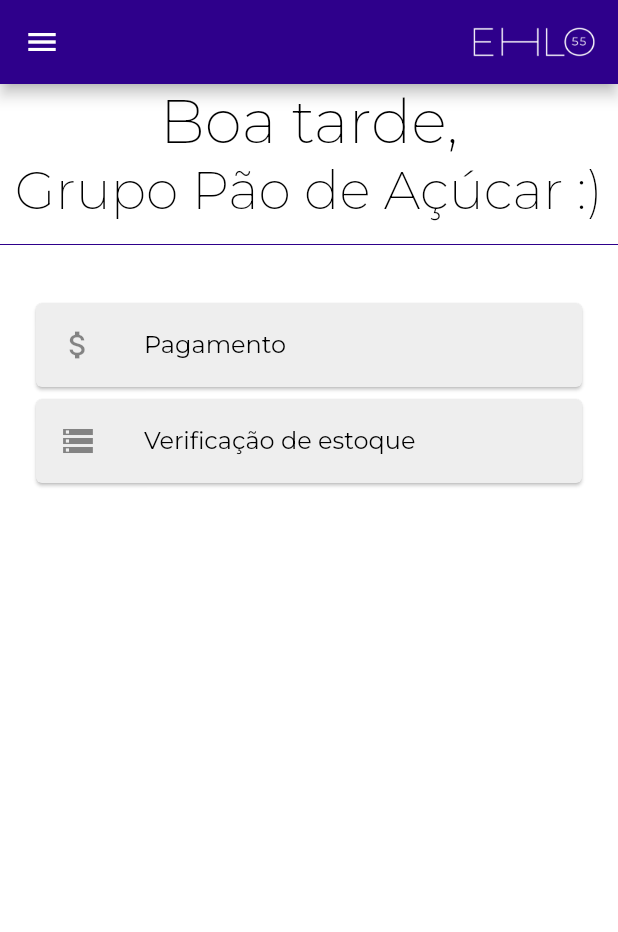
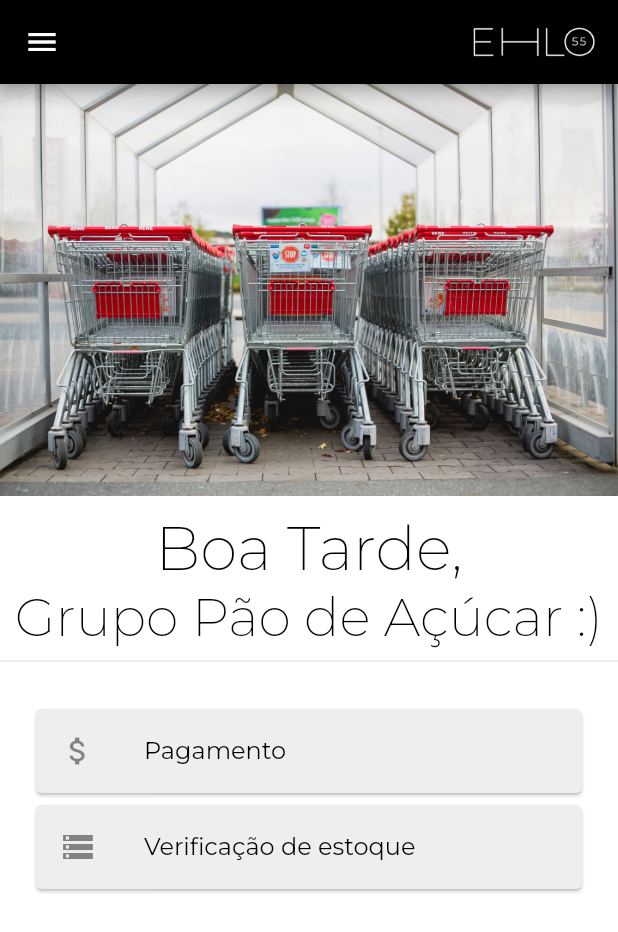
Before and after one commit to pedromtelho/BrasaHacks, a Flutter app: the MarketView screen opened by its route, on a phone screen of 412 x 824 dp. Shown: the top 932 px of the screen. Run offline on Flutter 3.47's test engine with Material 2 defaults, Android fonts, the phone set to English and light mode, and no system bars; our stand-ins replace google_fonts, qr_flutter; missing offline and left inert: barcode_scan, swipe_button; network calls fail.

Commit message:
adding new market view

```diff
--- a/ehlo55front/lib/views/DriverViews/DriverView.dart
+++ b/ehlo55front/lib/views/DriverViews/DriverView.dart
@@ -39,7 +39,6 @@ class _DriverViewState extends State<DriverView> {
       colorAppBar: HexColor("#000000"),
       component: Container(
         child: Column(
-          // mainAxisAlignment: MainAxisAlignment.spaceEvenly,
           children: <Widget>[
             Image.asset(
               "assets/driverView.png",
--- a/ehlo55front/lib/views/MarketView/MarketView.dart
+++ b/ehlo55front/lib/views/MarketView/MarketView.dart
@@ -37,33 +37,50 @@ class _MarketViewState extends State<MarketView> {
     ];
 
     return MyHomePage(
-      colorAppBar: HexColor("#2E008B"),
-      component: Column(
+      colorAppBar: HexColor("#000000"),
+      component: Container(
+        child: Column(
           children: <Widget>[
+            Image.asset(
+              "assets/market.jpg",
+              fit: BoxFit.fitWidth,
+            ),
             Flexible(
               flex: 1,
+              child: Row(
+                mainAxisAlignment: MainAxisAlignment.center,
+                children: <Widget>[
+                  Padding(
+                    padding: EdgeInsets.fromLTRB(10.0, 10.0, 10.0, 0.0),
                     child: TextMont(
+                      color: HexColor("#000000"),
                       fontWeight: FontWeight.w200,
-              textAlign: TextAlign.left,
-              text: "Boa tarde,",
+                      text: "Boa Tarde,",
                       textSize: 40,
+                    ),
+                  ),
+                ],
               ),
             ),
             Flexible(
               flex: 1,
-            child: TextMont(
+              child: Row(
+                mainAxisAlignment: MainAxisAlignment.center,
+                children: <Widget>[
+                  TextMont(
+                    color: HexColor("#000000"),
                     fontWeight: FontWeight.w200,
-              textAlign: TextAlign.end,
                     text: "Grupo Pão de Açúcar :)",
                     textSize: 35,
+                    textAlign: TextAlign.justify,
+                  ),
+                ],
               ),
             ),
-          Divider(
-            color: HexColor("#2E008B"),
-            height: 30,
-          ),
+            Divider(),
             ListCards(cardsList),
           ],
+        ),
       ),
       backgroundColor: HexColor("#ffffff"),
       sideBar: SideBar(
--- a/ehlo55front/pubspec.yaml
+++ b/ehlo55front/pubspec.yaml
@@ -50,6 +50,7 @@ flutter:
     - assets/logo.png
     - assets/inicialRole.png
     - assets/driverView.png
+    - assets/market.jpg
 
 
   # To add assets to your application, add an assets section, like this:
```
Also changed, not shown: ehlo55front/assets/market.jpg (added). Lines whose indentation alone changed are shown as unchanged.
